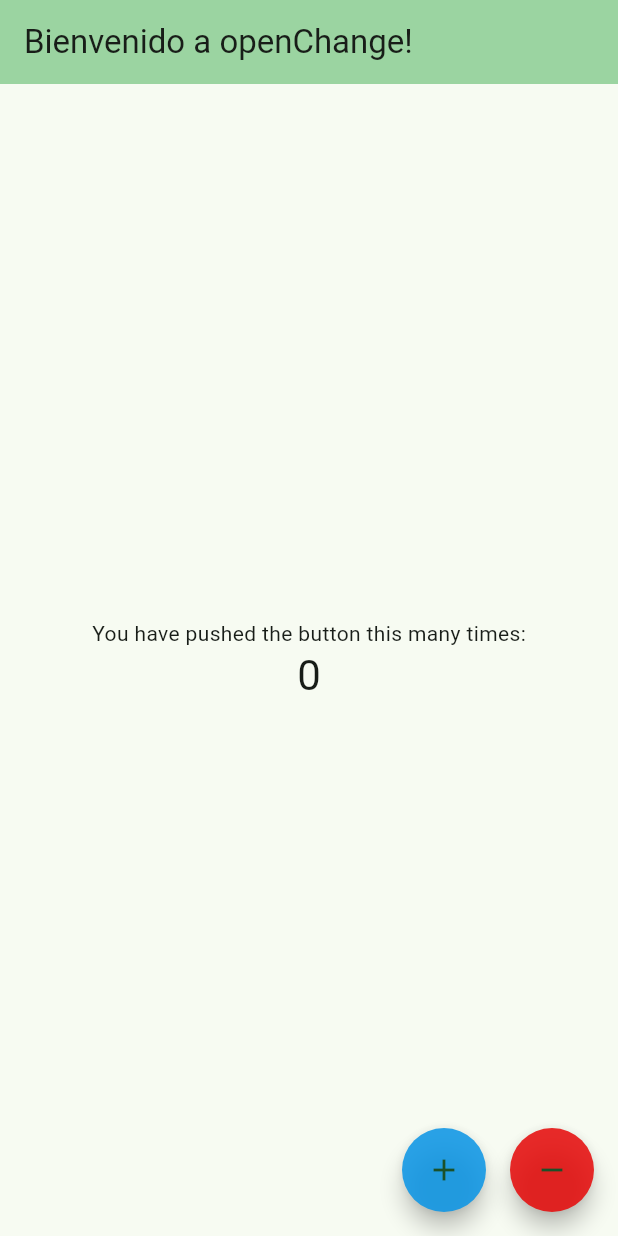
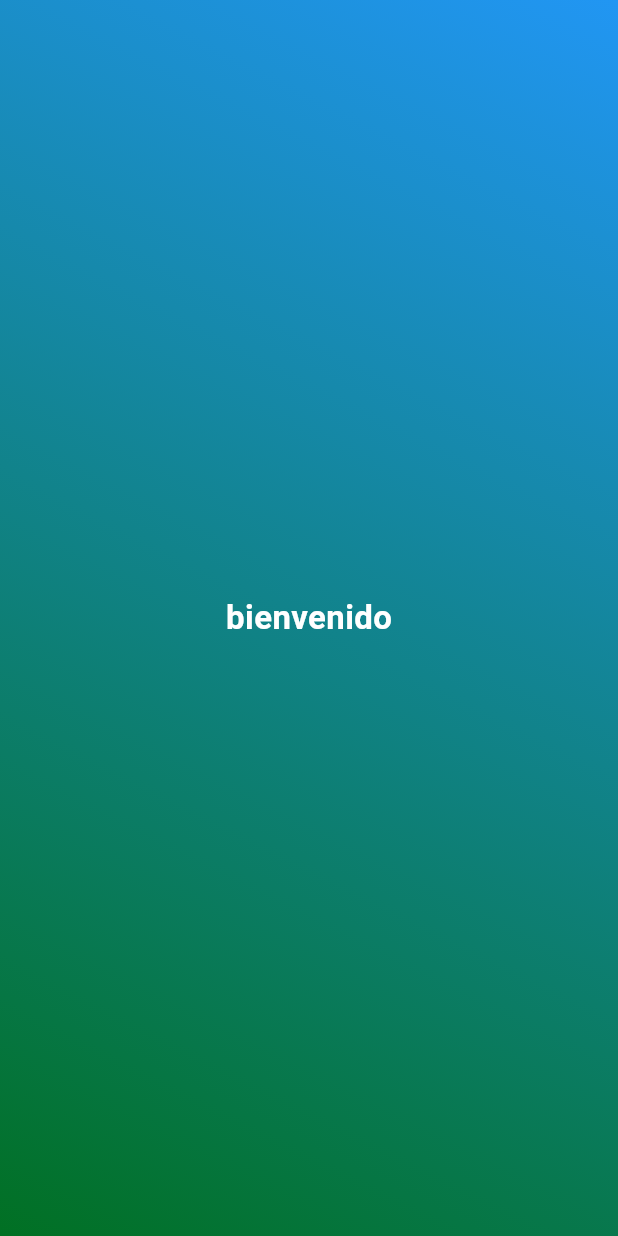
Before and after one commit to davidms5/flutter-app-remesas, a Flutter app: the first screen one second after launch, on a phone screen of 412 x 824 dp. Run offline on Flutter 3.47's test engine with Material 2 defaults, Android fonts, the light colour scheme and no system bars.

Commit message:
agregando bottombar y splash screen (pantalla de carga inicial) a main.dart

```diff
--- a/lib/main.dart
+++ b/lib/main.dart
@@ -1,5 +1,7 @@
 import 'package:flutter/material.dart';
 import 'package:openfrontapp/constants/colors.dart';
+import 'package:openfrontapp/screens/splash_screen.dart';
+import 'package:openfrontapp/widgets/bottomBar/bottom_navigation.dart';
 
 void main() {
   runApp(const MyApp());
@@ -32,7 +34,7 @@ class MyApp extends StatelessWidget {
         colorScheme: ColorScheme.fromSeed(seedColor: const Color.fromARGB(255, 58, 183, 96)),
         useMaterial3: true,
       ),
-      home: const MyHomePage(title: 'Bienvenido a openChange!'),
+      home: const SplashLoading()//const MyHomePage(title: 'Bienvenido a openChange!'),
     );
   }
 }
@@ -148,6 +150,7 @@ class _MyHomePageState extends State<MyHomePage> {
         )
       ]
       ), // This trailing comma makes auto-formatting nicer for build methods.
+      bottomNavigationBar: const BottomNavigation(),
     );
   }
 }
--- a/lib/screens/splash_screen.dart
+++ b/lib/screens/splash_screen.dart
@@ -2,14 +2,14 @@ import 'package:flutter/material.dart';
 import 'package:flutter/services.dart';
 import 'package:openfrontapp/main.dart';
 
-class splashLoading extends StatefulWidget{
-  const splashLoading({super.key});
+class SplashLoading extends StatefulWidget{
+  const SplashLoading({super.key});
 
   @override
-  State<splashLoading> createState() => _SplashState();
+  State<SplashLoading> createState() => _SplashState();
 }
 
-class _SplashState extends State<splashLoading> with SingleTickerProviderStateMixin{
+class _SplashState extends State<SplashLoading> with SingleTickerProviderStateMixin{
 
   @override
   void initState() {
@@ -43,6 +43,27 @@ class _SplashState extends State<splashLoading> with SingleTickerProviderStateMi
             end: Alignment.bottomLeft
             )
         ),
+        child: const Center(
+          child: Column(
+          mainAxisAlignment: MainAxisAlignment.center,
+          children: [
+           Expanded (
+            child: Column(
+              mainAxisAlignment: MainAxisAlignment.spaceEvenly,
+              children: [Text(
+            "bienvenido",
+            style: TextStyle(
+              color: Colors.white,
+              fontSize: 22,
+              fontWeight: FontWeight.bold
+            )
+            ),
+            ]
+
+            )
+          )
+        ])
+        )
         //child: Column(
         //mainAxisAligment: mainAxisAligment.center,
         //children: const [
```
Also changed, not shown: lib/widgets/bottomBar/bottom_navigation.dart (+9 -2 lines).
